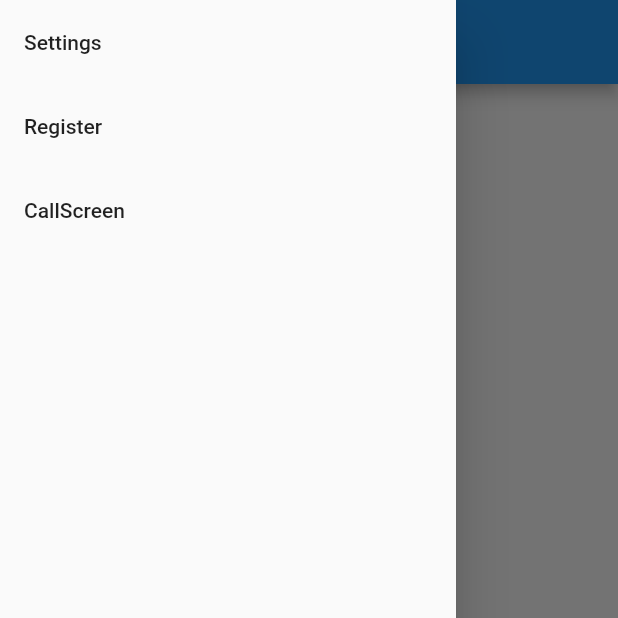
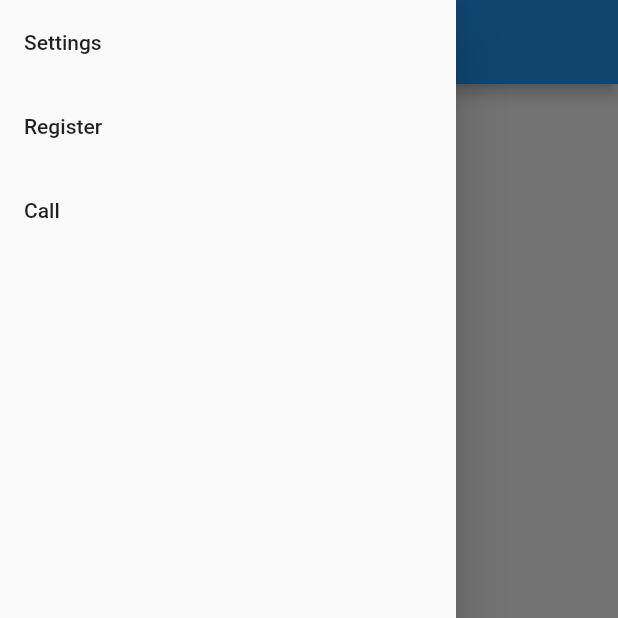
Before and after one commit to samuelcychan/flutter_sip_webrtc_phone_app, a Flutter app: the screen it shows after launch, with the side drawer open, on a phone screen of 412 x 824 dp, the top half of it. Run offline on Flutter 3.47's test engine with Material 2 defaults, Android fonts, the phone set to English and light mode, and no system bars; our stand-ins replace firebase_core, firebase_messaging, get, get_storage, package_info_plus, permission_handler; missing offline and left inert: callkeep, flutter_webrtc, sip_ua; accounts and stored records are empty; generated files the repository leaves out were written again.

Commit message:
add i18n & l10n for en & zh-TW

```diff
--- /dev/null
+++ b/l10n.yaml
@@ -0,0 +1,3 @@
+arb-dir: lib/l10n
+template-arb-file: app_en.arb
+output-localization-file: app_localizations.dart
--- /dev/null
+++ b/lib/l10n/app_zh.arb
@@ -0,0 +1,6 @@
+{
+  "helloWorld": "哈囉!",
+  "settings_menu": "設定",
+  "register_menu": "註冊",
+  "callscreen_menu": "撥號"
+}
--- a/lib/main.dart
+++ b/lib/main.dart
@@ -5,15 +5,17 @@ import 'package:firebase_core/firebase_core.dart';
 import 'package:firebase_messaging/firebase_messaging.dart';
 import 'package:flutter/material.dart';
 import 'package:flutter/services.dart';
+import 'package:flutter_gen/gen_l10n/app_localizations.dart';
+import 'package:flutter_localizations/flutter_localizations.dart';
 import 'package:get/get.dart';
 import 'package:get_storage/get_storage.dart';
 import 'package:sip_ua/sip_ua.dart';
 import 'package:smart_home/controllers/state_controller.dart';
 import 'package:smart_home/pages/register_page.dart';
+import 'package:smart_home/pages/settings_page.dart';
 import 'package:smart_home/pages/call_screen.dart';
 import 'package:uuid/uuid.dart';
 import 'firebase_options.dart';
-import 'pages/Settings.dart';
 
 const MethodChannel methodChannel =
     MethodChannel("com.intellex.hometek.smart_home/isGmsAvailable");
@@ -110,6 +112,13 @@ class MyApp extends StatelessWidget {
     controller.token = GetStorage().read('token').toString();
     return GetMaterialApp(
       debugShowCheckedModeBanner: false,
+      localizationsDelegates: const [
+        AppLocalizations.delegate,
+        GlobalMaterialLocalizations.delegate,
+        GlobalWidgetsLocalizations.delegate,
+        GlobalCupertinoLocalizations.delegate,
+      ],
+      supportedLocales: const [Locale('en'), Locale('zh', 'TW')],
       title: 'Smart Home',
       theme: ThemeData(
         primarySwatch: Colors.blue,
@@ -182,7 +191,7 @@ class _MyHomePageState extends State<MyHomePage> {
         child: ListView(
           children: [
             ListTile(
-              title: const Text("Settings"),
+              title: Text(AppLocalizations.of(context)!.settings_menu),
               onTap: () {
                 Navigator.pop(context);
                 Navigator.of(context, rootNavigator: false)
@@ -190,7 +199,7 @@ class _MyHomePageState extends State<MyHomePage> {
               },
             ),
             ListTile(
-              title: const Text("Register"),
+              title: Text(AppLocalizations.of(context)!.register_menu),
               onTap: () {
                 Navigator.pop(context);
                 Navigator.of(context, rootNavigator: false)
@@ -198,7 +207,7 @@ class _MyHomePageState extends State<MyHomePage> {
               },
             ),
             ListTile(
-              title: const Text("CallScreen"),
+              title: Text(AppLocalizations.of(context)!.callscreen_menu),
               onTap: () {
                 Navigator.pop(context);
                 Navigator.of(context, rootNavigator: false)
--- a/pubspec.yaml
+++ b/pubspec.yaml
@@ -52,6 +52,9 @@ dependencies:
   webrtc_interface: ^1.1.1
   permission_handler: ^10.4.3
   flutter_webrtc: ^0.9.40
+  flutter_localizations:
+    sdk: flutter
+  intl: any
 
 dev_dependencies:
   flutter_launcher_icons: "^0.13.1"
@@ -70,6 +73,7 @@ dev_dependencies:
 
 # The following section is specific to Flutter packages.
 flutter:
+  generate: true
 
   # The following line ensures that the Material Icons font is
   # included with your application, so that you can use the icons in
```
Also changed, not shown: lib/l10n/app_en.arb (added, +18 -0 lines), pubspec.lock.
